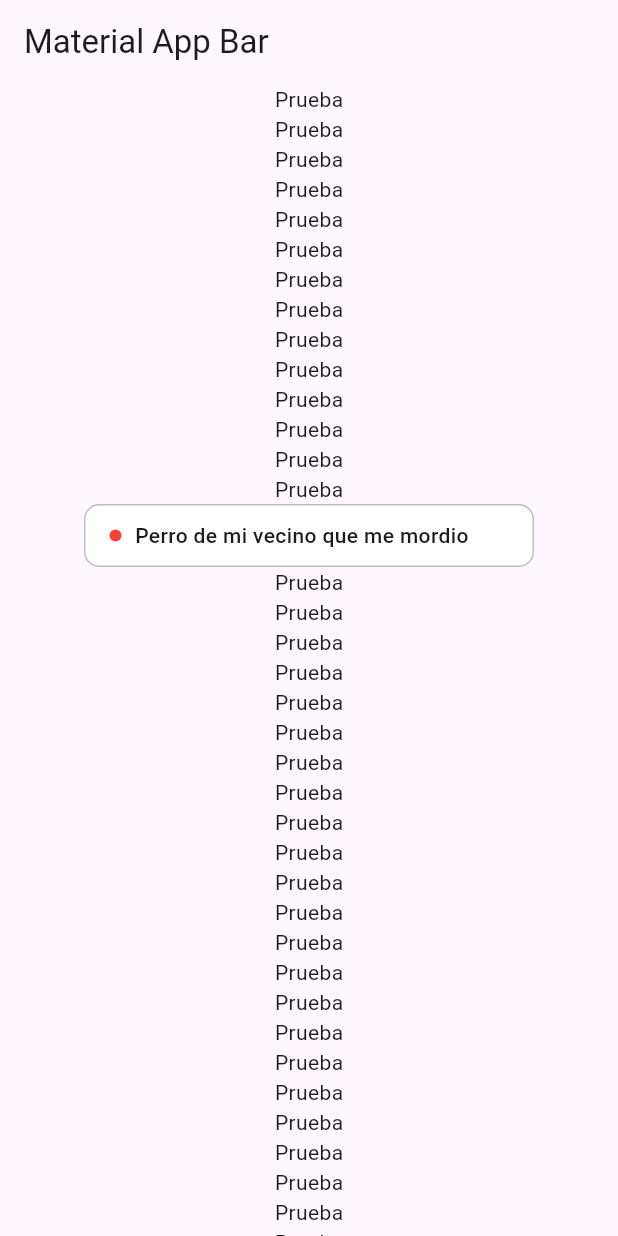
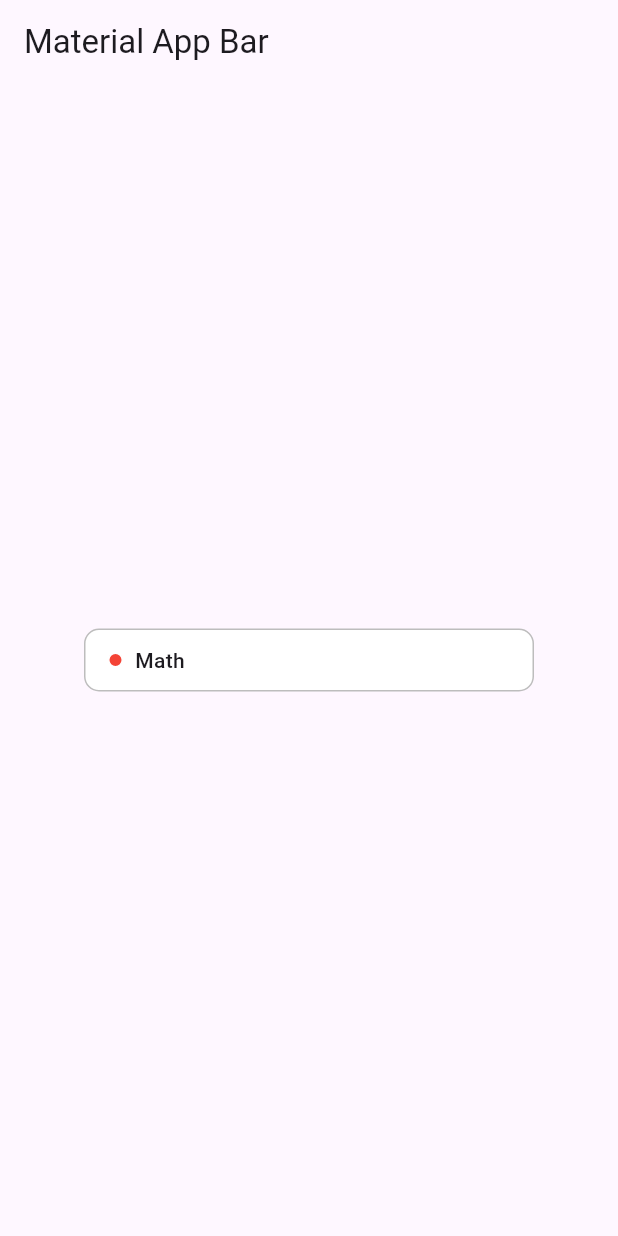
Before and after one commit to DarienRomero/flutter_stage_status_picker, a Flutter app: the screen it shows after launch, on a phone screen of 412 x 824 dp. Run offline on Flutter 3.47's test engine with Material 3 defaults, Android fonts, the phone set to English and light mode, and no system bars; our stand-ins replace diacritic.

Commit message:
docs advance

```diff
--- a/example/lib/main.dart
+++ b/example/lib/main.dart
@@ -18,50 +18,7 @@ class MyApp extends StatelessWidget {
           child: SingleChildScrollView(
             child: Column(
               children: [
-                Text("Prueba"),
-                Text("Prueba"),
-                Text("Prueba"),
-                Text("Prueba"),
-                Text("Prueba"),
-                Text("Prueba"),
-                Text("Prueba"),
-                Text("Prueba"),
-                Text("Prueba"),
-                Text("Prueba"),
-                Text("Prueba"),
-                Text("Prueba"),
-                Text("Prueba"),
-                Text("Prueba"),
                 StateStatusPickerExample(),
-                Text("Prueba"),
-                Text("Prueba"),
-                Text("Prueba"),
-                Text("Prueba"),
-                Text("Prueba"),
-                Text("Prueba"),
-                Text("Prueba"),
-                Text("Prueba"),
-                Text("Prueba"),
-                Text("Prueba"),
-                Text("Prueba"),
-                Text("Prueba"),
-                Text("Prueba"),
-                Text("Prueba"),
-                Text("Prueba"),
-                Text("Prueba"),
-                Text("Prueba"),
-                Text("Prueba"),
-                Text("Prueba"),
-                Text("Prueba"),
-                Text("Prueba"),
-                Text("Prueba"),
-                Text("Prueba"),
-                Text("Prueba"),
-                Text("Prueba"),
-                Text("Prueba"),
-                Text("Prueba"),
-                Text("Prueba"),
-                Text("Prueba"),
               ],
             ),
           )
--- a/example/lib/state_status_picker_example.dart
+++ b/example/lib/state_status_picker_example.dart
@@ -13,50 +13,38 @@ class _StateStatusPickerExampleState extends State<StateStatusPickerExample> {
   List<StatusPickerOption> list = [
     StatusPickerOption(
       id: "1",
-      label: "Perro de mi vecino que me mordio",
+      label: "Math",
       color: Colors.red,
       selected: true
     ),
     StatusPickerOption(
       id: "2",
-      label: "Gato",
+      label: "Chemistry",
       color: Colors.blue,
       selected: false
     ),
     StatusPickerOption(
       id: "3",
-      label: "Conejo",
+      label: "Physics",
       color: Colors.yellow,
       selected: false
     ),
     StatusPickerOption(
       id: "4",
-      label: "Tortuga",
+      label: "Aritmetics",
       color: Colors.green,
       selected: false
     ),
     StatusPickerOption(
       id: "5",
-      label: "Pez",
-      color: Colors.orange,
+      label: "Biology",
+      color: Colors.purple,
       selected: false
     ),
     StatusPickerOption(
       id: "6",
-      label: "Hámster",
-      color: Colors.purple,
-      selected: false
-    ),
-    StatusPickerOption(
-      id: "7",
-      label: "Loro",
-      color: Colors.pink,
-      selected: false
-    ),
-    StatusPickerOption(
-      id: "8",
-      label: "Erizo",
-      color: Colors.brown,
+      label: "History",
+      color: Colors.orange,
       selected: false
     ),
   ];
--- a/lib/custom_switch.dart
+++ b/lib/custom_switch.dart
@@ -3,9 +3,14 @@ import 'dart:io';
 import 'package:flutter/cupertino.dart';
 import 'package:flutter/material.dart';
 
+/// A custom switch widget that adapts to the platform (iOS or Android).
 class CustomSwitch extends StatelessWidget {
   final bool value;
   final Function(bool)? onChanged;
+
+  /// Creates a new [CustomSwitch].
+  ///
+  /// The [value] and [onChanged] parameters are required.
   const CustomSwitch({
     super.key,
     required this.value,
--- a/lib/status_picker_option.dart
+++ b/lib/status_picker_option.dart
@@ -1,11 +1,15 @@
 import 'package:flutter/material.dart';
 
+/// A class representing an option in the status picker.
 class StatusPickerOption {
   final String id;
   final String label;
   final Color color;
   final bool selected;
 
+  /// Creates a new [StatusPickerOption].
+  ///
+  /// All parameters are required.
   StatusPickerOption({
     required this.id,
     required this.label,
@@ -13,6 +17,8 @@ class StatusPickerOption {
     required this.selected,
   });
 
+  /// Creates a copy of this [StatusPickerOption] but with the given fields
+  /// replaced with the new values.
   StatusPickerOption copyWith({
     String? id,
     String? label,
```
Also changed, not shown: lib/flutter_stage_status_picker.dart (+7 -0 lines), lib/overlay_content.dart (+73 -106 lines), 1 other file.
